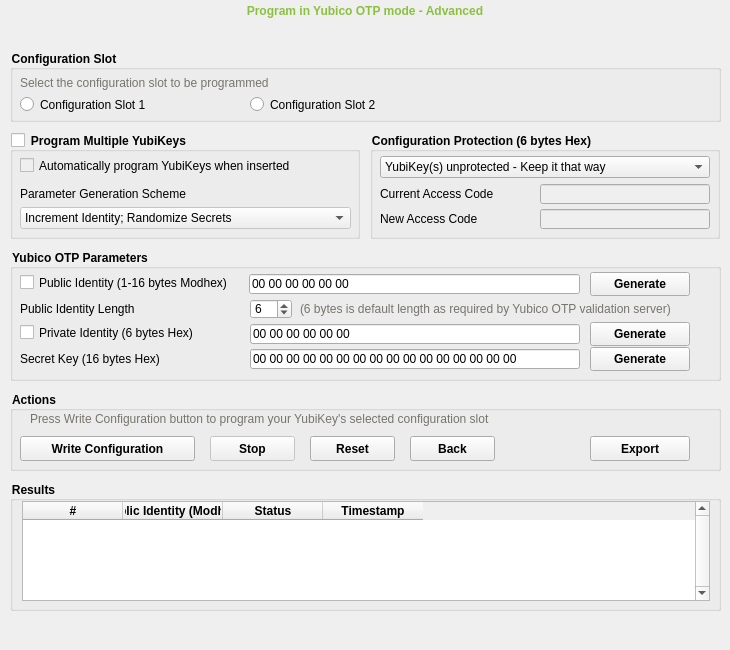
The window that src/ui/otppage.ui (Yubico/yubikey-personalization-gui-dpkg) describes before a commit, drawn with Qt 5.
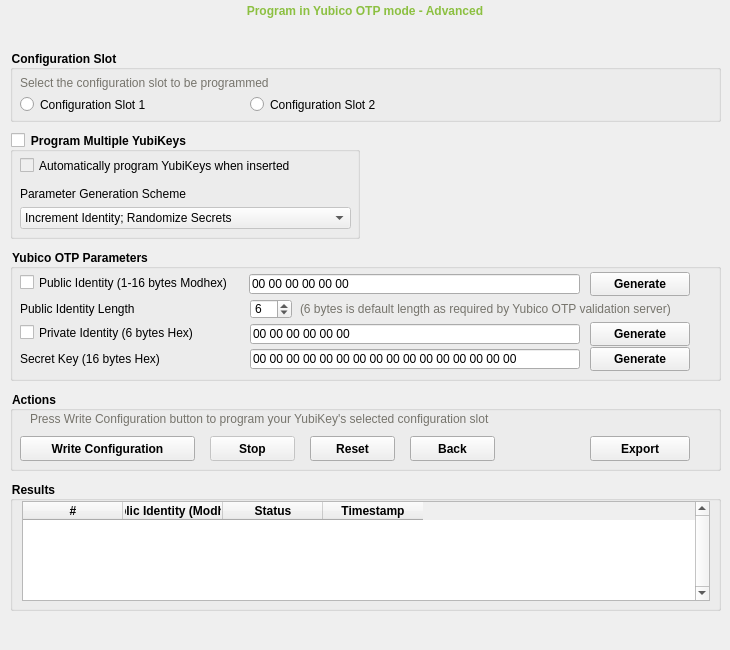
The same window after the commit. Icons and pictures are not drawn. Custom widgets are drawn as their Qt base class.

```diff
--- a/src/ui/otppage.ui
+++ b/src/ui/otppage.ui
@@ -1340,198 +1340,6 @@
      </property>
     </widget>
    </widget>
-   <widget class="QGroupBox" name="advConfigProtectionBox">
-    <property name="geometry">
-     <rect>
-      <x>370</x>
-      <y>132</y>
-      <width>350</width>
-      <height>107</height>
-     </rect>
-    </property>
-    <property name="styleSheet">
-     <string notr="true">font-weight: bold;
-</string>
-    </property>
-    <property name="title">
-     <string>Configuration Protection (6 bytes Hex)</string>
-    </property>
-    <widget class="QComboBox" name="advConfigProtectionCombo">
-     <property name="geometry">
-      <rect>
-       <x>10</x>
-       <y>24</y>
-       <width>330</width>
-       <height>22</height>
-      </rect>
-     </property>
-     <property name="styleSheet">
-      <string notr="true">font-weight: normal;</string>
-     </property>
-     <item>
-      <property name="text">
-       <string>YubiKey(s) unprotected - Keep it that way</string>
-      </property>
-     </item>
-     <item>
-      <property name="text">
-       <string>YubiKey(s) unprotected - Enable protection</string>
-      </property>
-     </item>
-     <item>
-      <property name="text">
-       <string>YubiKey(s) protected - Disable protection</string>
-      </property>
-     </item>
-     <item>
-      <property name="text">
-       <string>YubiKey(s) protected - Keep it that way</string>
-      </property>
-     </item>
-     <item>
-      <property name="text">
-       <string>YubiKey(s) protected - Change access code</string>
-      </property>
-     </item>
-    </widget>
-    <widget class="QLineEdit" name="advCurrentAccessCodeTxt">
-     <property name="enabled">
-      <bool>false</bool>
-     </property>
-     <property name="geometry">
-      <rect>
-       <x>170</x>
-       <y>52</y>
-       <width>170</width>
-       <height>20</height>
-      </rect>
-     </property>
-     <property name="styleSheet">
-      <string notr="true">font-weight: normal;</string>
-     </property>
-     <property name="inputMask">
-      <string>hh hh hh hh hh hh; </string>
-     </property>
-     <property name="text">
-      <string>     </string>
-     </property>
-     <property name="maxLength">
-      <number>17</number>
-     </property>
-     <property name="cursorPosition">
-      <number>0</number>
-     </property>
-    </widget>
-    <widget class="QLabel" name="advCurrentAccessCodeLbl">
-     <property name="geometry">
-      <rect>
-       <x>10</x>
-       <y>52</y>
-       <width>141</width>
-       <height>20</height>
-      </rect>
-     </property>
-     <property name="styleSheet">
-      <string notr="true">font-weight:normal;</string>
-     </property>
-     <property name="text">
-      <string>Current Access Code</string>
-     </property>
-    </widget>
-    <widget class="QLabel" name="advNewAccessCodeLbl">
-     <property name="geometry">
-      <rect>
-       <x>10</x>
-       <y>77</y>
-       <width>141</width>
-       <height>20</height>
-      </rect>
-     </property>
-     <property name="styleSheet">
-      <string notr="true">font-weight:normal;</string>
-     </property>
-     <property name="text">
-      <string>New Access Code</string>
-     </property>
-    </widget>
-    <widget class="QLineEdit" name="advNewAccessCodeTxt">
-     <property name="enabled">
-      <bool>false</bool>
-     </property>
-     <property name="geometry">
-      <rect>
-       <x>170</x>
-       <y>77</y>
-       <width>170</width>
-       <height>20</height>
-      </rect>
-     </property>
-     <property name="sizePolicy">
-      <sizepolicy hsizetype="Fixed" vsizetype="Fixed">
-       <horstretch>0</horstretch>
-       <verstretch>0</verstretch>
-      </sizepolicy>
-     </property>
-     <property name="styleSheet">
-      <string notr="true">font-weight: normal;</string>
-     </property>
-     <property name="inputMask">
-      <string>hh hh hh hh hh hh; </string>
-     </property>
-     <property name="text">
-      <string>     </string>
-     </property>
-     <property name="maxLength">
-      <number>17</number>
-     </property>
-     <property name="cursorPosition">
-      <number>0</number>
-     </property>
-    </widget>
-    <widget class="QPushButton" name="advConfigProtectionHelpBtn">
-     <property name="geometry">
-      <rect>
-       <x>325</x>
-       <y>0</y>
-       <width>16</width>
-       <height>16</height>
-      </rect>
-     </property>
-     <property name="sizePolicy">
-      <sizepolicy hsizetype="Ignored" vsizetype="Ignored">
-       <horstretch>0</horstretch>
-       <verstretch>0</verstretch>
-      </sizepolicy>
-     </property>
-     <property name="cursor">
-      <cursorShape>PointingHandCursor</cursorShape>
-     </property>
-     <property name="contextMenuPolicy">
-      <enum>Qt::DefaultContextMenu</enum>
-     </property>
-     <property name="layoutDirection">
-      <enum>Qt::LeftToRight</enum>
-     </property>
-     <property name="autoFillBackground">
-      <bool>false</bool>
-     </property>
-     <property name="styleSheet">
-      <string notr="true">background-image: url(:/res/images/question.png);
-color: lightgray;
-border-radius: 10px;
-</string>
-     </property>
-     <property name="text">
-      <string/>
-     </property>
-     <property name="autoDefault">
-      <bool>false</bool>
-     </property>
-     <property name="default">
-      <bool>false</bool>
-     </property>
-    </widget>
-   </widget>
    <widget class="QGroupBox" name="advActionsBox">
     <property name="geometry">
      <rect>
@@ -1929,8 +1737,26 @@
      </column>
     </widget>
    </widget>
+   <widget class="YubiAccBox" name="advConfigProtectionBox" native="true">
+    <property name="geometry">
+     <rect>
+      <x>370</x>
+      <y>132</y>
+      <width>350</width>
+      <height>117</height>
+     </rect>
+    </property>
+   </widget>
   </widget>
  </widget>
+ <customwidgets>
+  <customwidget>
+   <class>YubiAccBox</class>
+   <extends>QWidget</extends>
+   <header>yubiaccbox.h</header>
+   <container>1</container>
+  </customwidget>
+ </customwidgets>
  <tabstops>
   <tabstop>quickBtn</tabstop>
   <tabstop>advBtn</tabstop>
```
Left out of the diff: 14 changed lines with no effect on the pictures.
